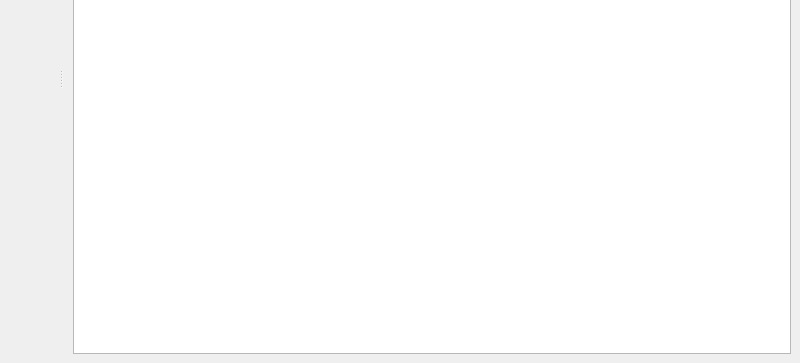
This is src/ui/MainWindow.ui in agateau/lovi as Qt 5 draws it before an edit; both pictures show x 0 to 800 and y 237 to 600 of the 800 by 600 pixel window. The edited form follows.
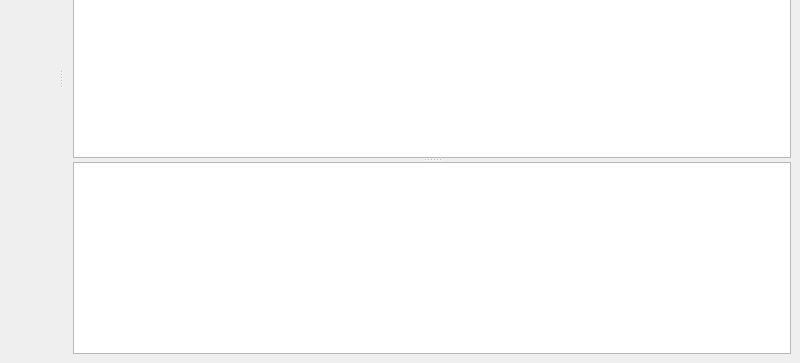
This is the edited form. Icons and pictures are not drawn.

Commit message: Show raw line below log file

The edit to the form file:
```diff
--- a/src/ui/MainWindow.ui
+++ b/src/ui/MainWindow.ui
@@ -16,7 +16,36 @@
   <widget class="QWidget" name="centralwidget">
    <layout class="QVBoxLayout" name="verticalLayout">
     <item>
-     <widget class="QTreeView" name="treeView"/>
+     <widget class="QSplitter" name="splitter">
+      <property name="orientation">
+       <enum>Qt::Vertical</enum>
+      </property>
+      <widget class="QTreeView" name="treeView">
+       <property name="sizePolicy">
+        <sizepolicy hsizetype="Expanding" vsizetype="Expanding">
+         <horstretch>0</horstretch>
+         <verstretch>1</verstretch>
+        </sizepolicy>
+       </property>
+      </widget>
+      <widget class="QPlainTextEdit" name="rawLogLineView">
+       <property name="sizePolicy">
+        <sizepolicy hsizetype="Expanding" vsizetype="Preferred">
+         <horstretch>0</horstretch>
+         <verstretch>0</verstretch>
+        </sizepolicy>
+       </property>
+       <property name="tabChangesFocus">
+        <bool>true</bool>
+       </property>
+       <property name="readOnly">
+        <bool>true</bool>
+       </property>
+       <property name="textInteractionFlags">
+        <set>Qt::LinksAccessibleByMouse|Qt::TextSelectableByMouse</set>
+       </property>
+      </widget>
+     </widget>
     </item>
    </layout>
   </widget>
```
The commit also changes 3 other files.
